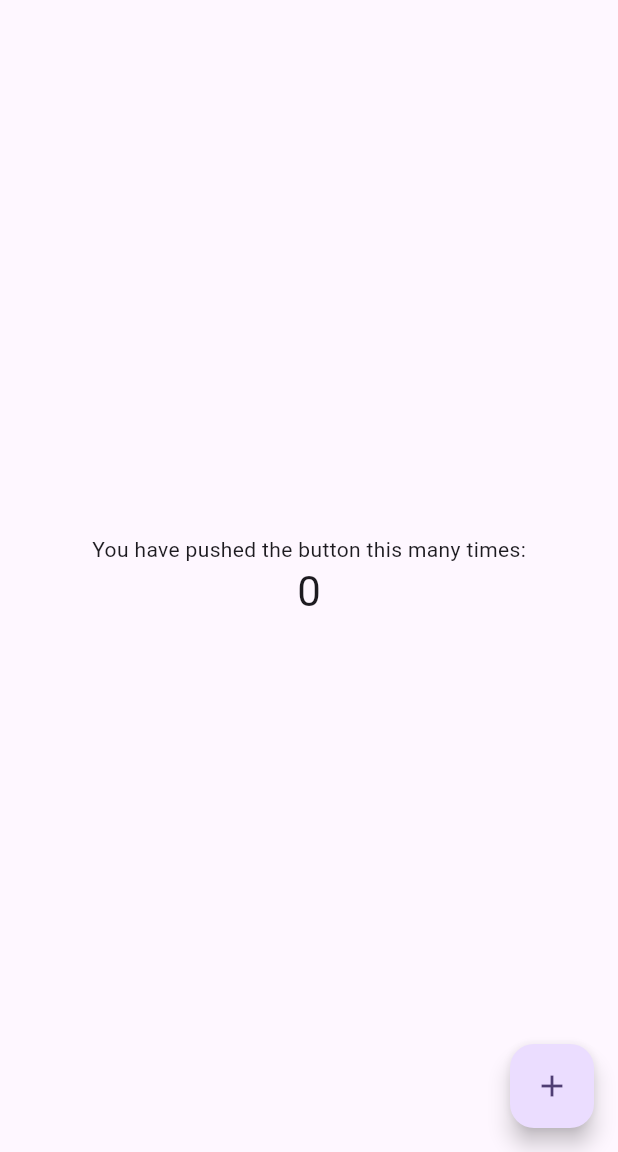
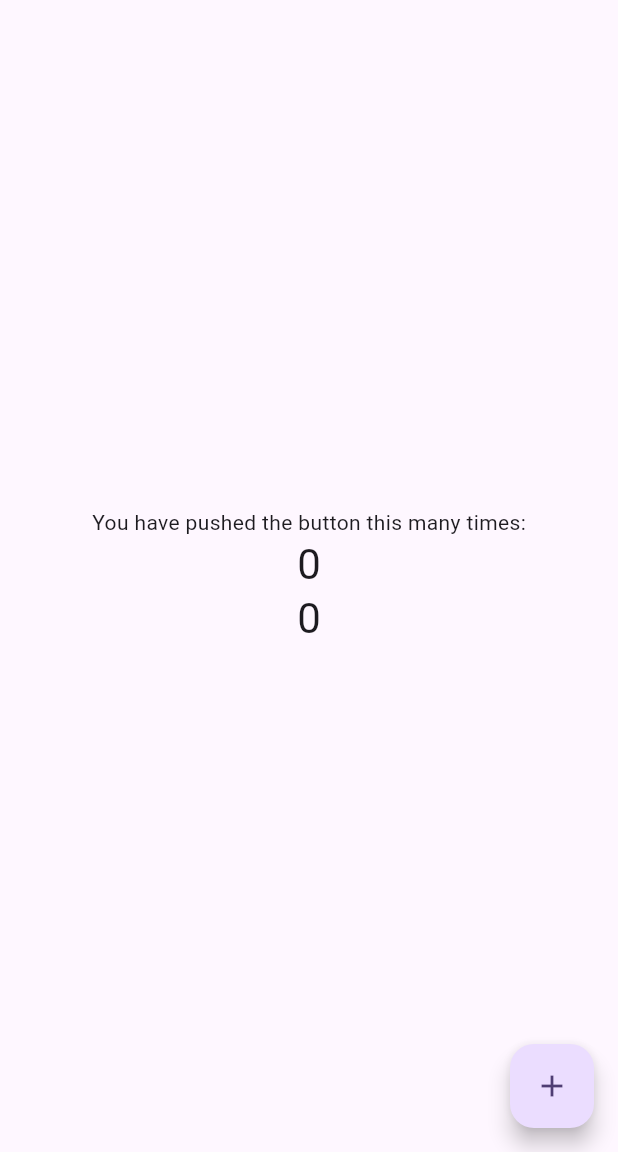
Before and after one commit to liaovq/flutter_demo, a Flutter app: the screen it shows after launch, on a phone screen of 412 x 824 dp, the part 84-1236 px from its top. Run offline on Flutter 3.47's test engine with Material 2 defaults, Android fonts, the phone set to English and light mode, and no system bars.

```diff
--- a/lib/main.dart
+++ b/lib/main.dart
@@ -112,6 +112,7 @@ class _MyHomePageState extends State<MyHomePage> {
               '$_counter',
               style: Theme.of(context).textTheme.headlineMedium,
             ),
+            Text('$_counter', style: Theme.of(context).textTheme.headlineMedium),
           ],
         ),
       ),
```
